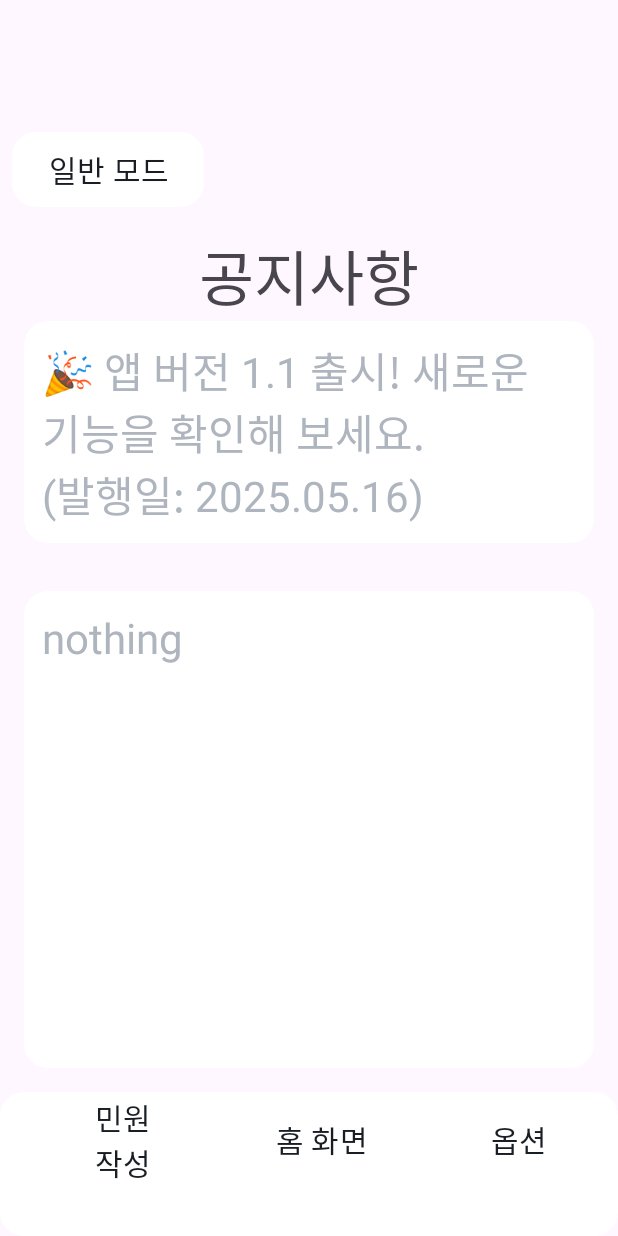
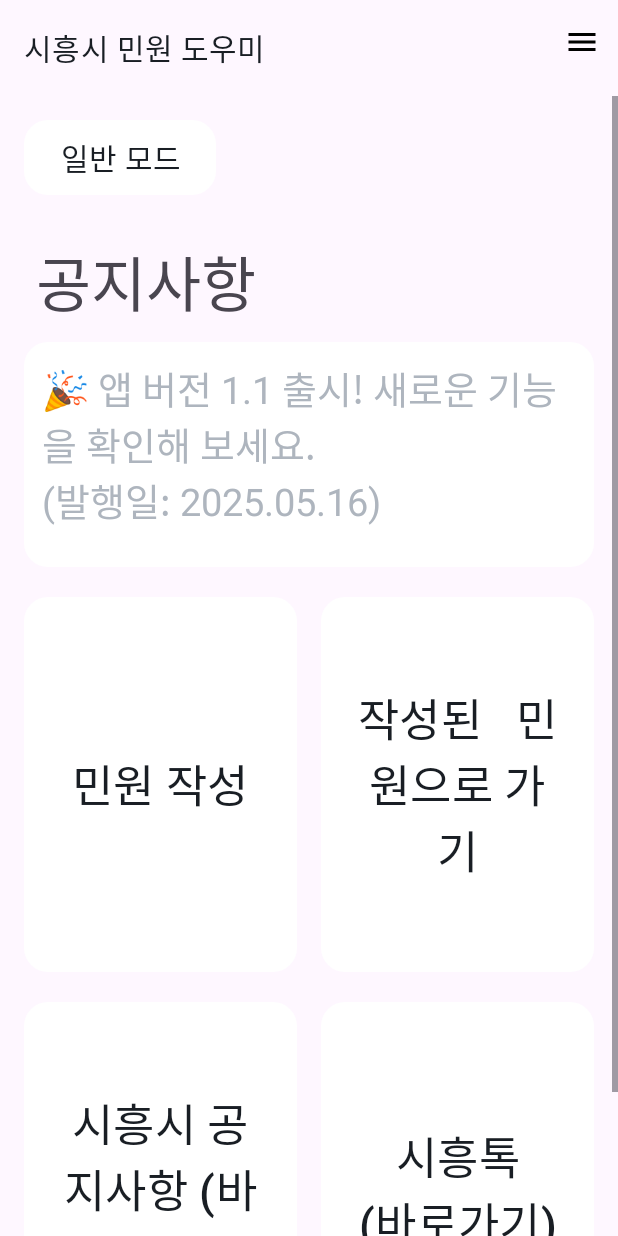
Before and after one commit to hyeonwoo-Seol/siheung_safety_helper, an Android app: the screen it shows after launch (MainScreen), after a tap on "큰 글씨 모드", on a phone screen of 412 x 824 dp. Run offline under Robolectric (Android 15) with nearby library versions, the phone set to English and light mode, and no system bars.

Commit message:
메인 화면 수정

```diff
--- a/app/src/main/java/com/example/safetyhelper/MainScreen.kt
+++ b/app/src/main/java/com/example/safetyhelper/MainScreen.kt
@@ -3,47 +3,58 @@ package com.example.safetyhelper
 import android.content.Intent
 import android.content.SharedPreferences
 import android.os.Bundle
+import android.view.Menu
+import android.view.MenuItem
 import android.widget.Button
 import android.widget.TextView
 import androidx.activity.enableEdgeToEdge
 import androidx.appcompat.app.AppCompatActivity
-import androidx.core.view.ViewCompat
-import androidx.core.view.WindowInsetsCompat
+import androidx.appcompat.widget.Toolbar
 import java.text.SimpleDateFormat
 import java.util.Date
 import java.util.Locale
+import android.net.Uri
 
 class MainScreen : AppCompatActivity() {
-
 
     private lateinit var announcementTv: TextView
     private lateinit var btnBigString: Button
 
     companion object {
-        private const val PREFS_NAME   = "app_settings"
+        private const val PREFS_NAME = "app_settings"
         private const val KEY_ANNOUNCE = "latest_notice"
-        private const val KEY_BIG_TEXT_MODE = "big_text_mode"  // ★추가
+        private const val KEY_BIG_TEXT_MODE = "big_text_mode"
     }
 
     override fun onCreate(savedInstanceState: Bundle?) {
         super.onCreate(savedInstanceState)
         enableEdgeToEdge()
 
-
-        // ★ SharedPreferences 초기화 및 큰 글씨 모드 여부 확인
+        // SharedPreferences 초기화 및 큰 글씨 모드 여부 확인
         val prefs = getSharedPreferences(PREFS_NAME, MODE_PRIVATE)
         val isBig = prefs.getBoolean(KEY_BIG_TEXT_MODE, false)
 
-         // ★ 큰 글씨 모드에 따라 사용할 레이아웃 선택
+        // 레이아웃 선택
         if (isBig) {
-                setContentView(R.layout.activity_main_screen_big)   // ★변경
+            setContentView(R.layout.activity_main_screen_big)
         } else {
             setContentView(R.layout.activity_main_screen)
         }
+
+        // ① 툴바를 액션바로 설정
+        val toolbar = findViewById<Toolbar>(R.id.toolbar)
+        setSupportActionBar(toolbar)
+        supportActionBar?.apply {
+            // 필요시 뒤로가기 버튼 설정
+            setDisplayHomeAsUpEnabled(false)
+            // 툴바 타이틀은 XML의 app:title 속성으로 이미 지정되어 있습니다
+        }
+
+        // 뷰 바인딩
         announcementTv = findViewById(R.id.announcement)
-        btnBigString   = findViewById(R.id.btnBigString)
+        btnBigString = findViewById(R.id.btnBigString)
 
-        // ★ 큰 글씨 모드 토글 버튼 리스너
+        // 큰 글씨 모드 토글
         btnBigString.setOnClickListener {
             prefs.edit()
                 .putBoolean(KEY_BIG_TEXT_MODE, !isBig)
@@ -51,24 +62,52 @@ class MainScreen : AppCompatActivity() {
             recreate()
         }
 
-
-        // 1) 샘플 공지 생성 & 저장
+        // 공지 저장 및 로드
         saveSampleNotice(prefs)
-
-        // 2) 저장된 공지 불러와서 화면에 반영
         loadNoticeIntoView(prefs)
 
-        val btnWrite = findViewById<Button>(R.id.btnWrite)
-        btnWrite.setOnClickListener {
-            val intent = Intent(this, AiResponseActivity::class.java)
-            startActivity(intent)
+        // 민원 작성 버튼
+        findViewById<Button>(R.id.move_ai_response).setOnClickListener {
+            startActivity(Intent(this, AiResponseActivity::class.java))
         }
 
+        // 작성된 민원 목록 버튼
+        findViewById<Button>(R.id.move_response_detail).setOnClickListener {
+            startActivity(Intent(this, ComplaintListActivity::class.java))
         }
+
+        findViewById<Button>(R.id.move_site1).setOnClickListener {
+            val url1 = "https://www.siheung.go.kr/main/bbs/list.do?ptIdx=46&mId=0401010000"
+            val intent1 = Intent(Intent.ACTION_VIEW, Uri.parse(url1))
+            startActivity(intent1)
+        }
+
+        // 4) 시흥톡 바로가기
+        findViewById<Button>(R.id.move_site2).setOnClickListener {
+            val url2 = "https://talk.siheung.go.kr/"
+            val intent2 = Intent(Intent.ACTION_VIEW, Uri.parse(url2))
+            startActivity(intent2)
+        }
+    }
+
+    // ② 툴바 메뉴 리소스 연결
+    override fun onCreateOptionsMenu(menu: Menu?): Boolean {
+        menuInflater.inflate(R.menu.menu_main_screen, menu)
+        return true
+    }
+    // ③ 메뉴 아이템 클릭 처리
+    override fun onOptionsItemSelected(item: MenuItem): Boolean {
+        return when (item.itemId) {
+            R.id.mainscreen_menu -> {
+                //startActivity(Intent(this, OptionActivity::class.java))
+                true
+            }
+            else -> super.onOptionsItemSelected(item)
+        }
+    }
+
     private fun saveSampleNotice(prefs: SharedPreferences) {
-        // 임의로 만든 공지 예시
         val sample = "🎉 앱 버전 1.1 출시! 새로운 기능을 확인해 보세요.\n(발행일: ${todayDate()})"
-        val prefs  = getSharedPreferences(PREFS_NAME, MODE_PRIVATE)
         prefs.edit()
             .putString(KEY_ANNOUNCE, sample)
             .apply()
--- a/app/src/main/res/layout/activity_ai_response.xml
+++ b/app/src/main/res/layout/activity_ai_response.xml
@@ -101,7 +101,6 @@
                     android:textColor="@color/title_text_color"
                     app:backgroundTint="@null"
                     android:layout_marginEnd="8dp"
-
                     android:elevation="0dp"
                     android:stateListAnimator="@null"
                     />
--- a/app/src/main/res/layout/activity_main_screen_big.xml
+++ b/app/src/main/res/layout/activity_main_screen_big.xml
@@ -1,174 +1,179 @@
 <?xml version="1.0" encoding="utf-8"?>
-<androidx.appcompat.widget.LinearLayoutCompat xmlns:android="http://schemas.android.com/apk/res/android"
+<androidx.constraintlayout.widget.ConstraintLayout
+    xmlns:android="http://schemas.android.com/apk/res/android"
     xmlns:app="http://schemas.android.com/apk/res-auto"
     xmlns:tools="http://schemas.android.com/tools"
     android:id="@+id/main"
     android:layout_width="match_parent"
     android:layout_height="match_parent"
-    android:orientation="vertical"
-    android:gravity="bottom"
-    tools:context=".MainScreen">
+    tools:context=".MainScreen"
+    android:fitsSystemWindows="true">
 
-    <LinearLayout
+    <androidx.appcompat.widget.Toolbar
+        android:id="@+id/toolbar"
+        android:layout_width="0dp"
+        android:layout_height="?attr/actionBarSize"
+        android:foreground="?attr/selectableItemBackgroundBorderless"
+        android:elevation="4dp"
+        android:clickable="true"
+        android:theme="@style/AppTheme"
+        app:titleTextColor="@color/title_text_color"
+        app:popupTheme="@style/ThemeOverlay.MaterialComponents.Light"
+        app:layout_constraintTop_toTopOf="parent"
+        app:layout_constraintStart_toStartOf="parent"
+        app:layout_constraintEnd_toEndOf="parent"
+
+        app:title="시흥시 민원 도우미"/>
+
+    <!-- ScrollView -->
+    <ScrollView
+        android:layout_width="0dp"
+        android:layout_height="0dp"
+        android:fillViewport="true"
+        android:clipToPadding="false"
+        app:layout_constraintTop_toBottomOf="@id/toolbar"
+        app:layout_constraintBottom_toBottomOf="parent"
+        app:layout_constraintStart_toStartOf="parent"
+        app:layout_constraintEnd_toEndOf="parent">
+
+        <!-- ScrollView 내부는 반드시 하나의 자식만 가능 -->
+        <androidx.constraintlayout.widget.ConstraintLayout
             android:layout_width="match_parent"
             android:layout_height="wrap_content"
-        android:orientation="horizontal"
-        android:padding="16dp"
-        app:layout_constraintBottom_toTopOf="@+id/linearLayout3"
-        app:layout_constraintTop_toTopOf="parent"
-        tools:layout_editor_absoluteX="3dp"
-        android:fitsSystemWindows="true">
+            android:padding="16dp">
 
             <Button
                 android:id="@+id/btnBigString"
                 android:layout_width="wrap_content"
                 android:layout_height="wrap_content"
-            android:layout_marginStart="8dp"
-
-            android:layout_marginEnd="8dp"
                 android:background="@drawable/ripple_content_round"
                 android:elevation="0dp"
                 android:stateListAnimator="@null"
                 android:text="일반 모드"
                 android:textColor="@color/title_text_color"
-
                 android:textSize="20sp"
-            app:backgroundTint="@null" />
-
-    </LinearLayout>
-
-    <LinearLayout
-        android:id="@+id/linearLayout3"
-        android:layout_width="match_parent"
-        android:layout_height="wrap_content"
-        android:gravity="center"
-        android:orientation="vertical"
-        android:padding="16dp"
-        tools:layout_editor_absoluteX="4dp"
-        tools:layout_editor_absoluteY="49dp">
+                app:backgroundTint="@null"
+                app:layout_constraintStart_toStartOf="parent"
+                app:layout_constraintTop_toTopOf="parent" />
 
             <TextView
+                android:id="@+id/title"
                 android:layout_width="wrap_content"
                 android:layout_height="wrap_content"
+                android:layout_marginStart="8dp"
+                android:layout_marginTop="28dp"
                 android:text="공지사항"
-            android:textSize="40sp" />
+                android:textSize="40sp"
+                app:layout_constraintStart_toStartOf="parent"
+                app:layout_constraintTop_toBottomOf="@id/btnBigString" />
 
             <TextView
                 android:id="@+id/announcement"
-            android:layout_width="match_parent"
+                android:layout_width="0dp"
                 android:layout_height="wrap_content"
-            android:minHeight="100dp"
+                android:minHeight="150dp"
                 android:background="@drawable/content_round"
-
                 android:gravity="top|start"
                 android:padding="12dp"
                 android:text="announcement"
                 android:textColor="@color/content_text_color"
-            android:textSize="28sp" />
+                android:textSize="25sp"
+                android:layout_marginTop="10dp"
+                app:layout_constraintTop_toBottomOf="@id/title"
+                app:layout_constraintStart_toStartOf="parent"
+                app:layout_constraintEnd_toEndOf="parent" />
+
+            <LinearLayout
+                android:id="@+id/linearLayout"
+                android:layout_width="match_parent"
+                android:layout_height="wrap_content"
+                android:layout_marginTop="20dp"
+                android:orientation="horizontal"
+                android:weightSum="2"
+                android:gravity="center_vertical"
+                app:layout_constraintEnd_toEndOf="parent"
+                app:layout_constraintHorizontal_bias="0.0"
+                app:layout_constraintStart_toStartOf="parent"
+                app:layout_constraintTop_toBottomOf="@+id/announcement">
+
+                <Button
+                    android:id="@+id/move_ai_response"
+                    android:layout_width="0dp"
+                    android:layout_height="250dp"
+                    android:layout_weight="1"
+                    android:layout_marginEnd="8dp"
+                    android:background="@drawable/ripple_content_round"
+                    android:elevation="0dp"
+                    android:stateListAnimator="@null"
+                    android:text="민원 작성"
+                    android:textColor="@color/title_text_color"
+                    android:textSize="30sp"
+                    app:backgroundTint="@null" />
+
+                <Button
+                    android:id="@+id/move_response_detail"
+                    android:layout_width="0dp"
+                    android:layout_height="250dp"
+                    android:layout_weight="1"
+                    android:layout_marginStart="8dp"
+                    android:background="@drawable/ripple_content_round"
+                    android:elevation="0dp"
+                    android:stateListAnimator="@null"
+                    android:text="작성된   민원으로 가기"
+                    android:textColor="@color/title_text_color"
+                    android:textSize="30sp"
+                    app:backgroundTint="@null" />
             </LinearLayout>
 
             <LinearLayout
+                android:id="@+id/linearLayout2"
                 android:layout_width="match_parent"
-        android:layout_height="350dp"
+                android:layout_height="wrap_content"
+                android:layout_marginTop="20dp"
                 android:orientation="horizontal"
-        android:gravity="center"
-        android:padding="16dp"
-        app:layout_constraintTop_toBottomOf="@+id/linearLayout3"
-        tools:layout_editor_absoluteX="1dp">
+                android:weightSum="2"
+                android:gravity="center_vertical"
+                app:layout_constraintEnd_toEndOf="parent"
+                app:layout_constraintHorizontal_bias="0.0"
+                app:layout_constraintStart_toStartOf="parent"
+                app:layout_constraintTop_toBottomOf="@+id/linearLayout">
 
-        <TextView
-            android:id="@+id/textView4"
-            android:layout_width="wrap_content"
-            android:layout_height="match_parent"
+
+                <Button
+                    android:id="@+id/move_site1"
+                    android:layout_width="0dp"
+                    android:layout_height="250dp"
                     android:layout_weight="1"
-            android:background="@drawable/content_round"
+                    android:background="@drawable/ripple_content_round"
+                    android:elevation="0dp"
+                    android:stateListAnimator="@null"
+                    android:text="시흥시 공지사항 (바로가기)"
+                    android:textColor="@color/title_text_color"
+                    android:textSize="30sp"
+                    app:backgroundTint="@null" />
 
-            android:gravity="top|start"
-            android:padding="12dp"
-            android:text="nothing"
-            android:textColor="@color/content_text_color"
-            android:textSize="28sp" />
+
+                <Button
+                    android:id="@+id/move_site2"
+                    android:layout_width="0dp"
+                    android:layout_height="250dp"
+                    android:layout_weight="1"
+                    android:layout_marginStart="16dp"
+                    android:background="@drawable/ripple_content_round"
+                    android:elevation="0dp"
+                    android:stateListAnimator="@null"
+                    android:text="시흥톡                   (바로가기)"
+                    android:textColor="@color/title_text_color"
+                    android:textSize="30sp"
+                    app:backgroundTint="@null" />
+
+
+
+
 
             </LinearLayout>
 
+        </androidx.constraintlayout.widget.ConstraintLayout>
+    </ScrollView>
 
-
-    <androidx.appcompat.widget.Toolbar
-        android:id="@+id/toolbar2"
-        android:layout_width="match_parent"
-        android:layout_height="wrap_content"
-        android:background="@drawable/ripple_content_round"
-        android:minHeight="?attr/actionBarSize"
-        android:theme="?attr/actionBarTheme"
-        android:orientation="horizontal"
-        app:layout_constraintBottom_toBottomOf="parent"
-        app:layout_constraintEnd_toEndOf="parent"
-        app:layout_constraintStart_toStartOf="parent">
-        <LinearLayout
-            android:layout_width="match_parent"
-            android:layout_height="wrap_content"
-            android:orientation="horizontal"
-            android:gravity="center_vertical"
-            app:layout_constraintBottom_toBottomOf="parent"
-            app:layout_constraintEnd_toEndOf="parent"
-            app:layout_constraintStart_toStartOf="parent">
-
-            <Button
-                android:id="@+id/btnWrite"
-                android:layout_width="0dp"
-                android:layout_height="wrap_content"
-                android:layout_marginStart="8dp"
-                android:layout_marginEnd="8dp"
-                android:layout_marginBottom="16dp"
-                android:layout_weight="1"
-
-                android:background="@drawable/ripple_content_round"
-                android:elevation="0dp"
-                android:stateListAnimator="@null"
-                android:text="민원   작성"
-                android:textColor="@color/title_text_color"
-                android:textSize="20sp"
-
-                app:backgroundTint="@null"
-                app:layout_constraintBottom_toBottomOf="parent" />
-
-            <Button
-                android:id="@+id/btnHome"
-                android:layout_width="0dp"
-                android:layout_height="wrap_content"
-                android:layout_marginStart="8dp"
-                android:layout_marginEnd="8dp"
-                android:layout_marginBottom="16dp"
-                android:layout_weight="1"
-
-                android:background="@drawable/ripple_content_round"
-                android:elevation="0dp"
-                android:stateListAnimator="@null"
-                android:text="홈 화면"
-                android:textColor="@color/title_text_color"
-                android:textSize="20sp"
-
-                app:backgroundTint="@null"
-                app:layout_constraintBottom_toBottomOf="parent" />
-
-            <Button
-                android:id="@+id/btnOption"
-                android:layout_width="0dp"
-                android:layout_height="wrap_content"
-                android:layout_marginStart="8dp"
-                android:layout_marginEnd="8dp"
-                android:layout_marginBottom="16dp"
-                android:layout_weight="1"
-
-                android:background="@drawable/ripple_content_round"
-                android:elevation="0dp"
-                android:stateListAnimator="@null"
-                android:text="옵션"
-                android:textColor="@color/title_text_color"
-                android:textSize="20sp"
-
-                app:backgroundTint="@null"
-                app:layout_constraintBottom_toBottomOf="parent" />
-        </LinearLayout>
-    </androidx.appcompat.widget.Toolbar>
-</androidx.appcompat.widget.LinearLayoutCompat>
+</androidx.constraintlayout.widget.ConstraintLayout>
--- /dev/null
+++ b/app/src/main/res/menu/menu_main_screen.xml
@@ -0,0 +1,10 @@
+<?xml version="1.0" encoding="utf-8"?>
+<menu xmlns:android="http://schemas.android.com/apk/res/android"
+    xmlns:app="http://schemas.android.com/apk/res-auto">
+    <item
+        android:id="@+id/mainscreen_menu"
+        android:icon="@drawable/ic_menu"
+        android:title="메뉴"
+        app:showAsAction="always" />
+    <!-- 필요에 따라 다른 아이템 추가 -->
+</menu>
```
Also changed, not shown: app/src/main/res/layout/activity_main_screen.xml (+114 -92 lines). Lines whose indentation alone changed are shown as unchanged.
